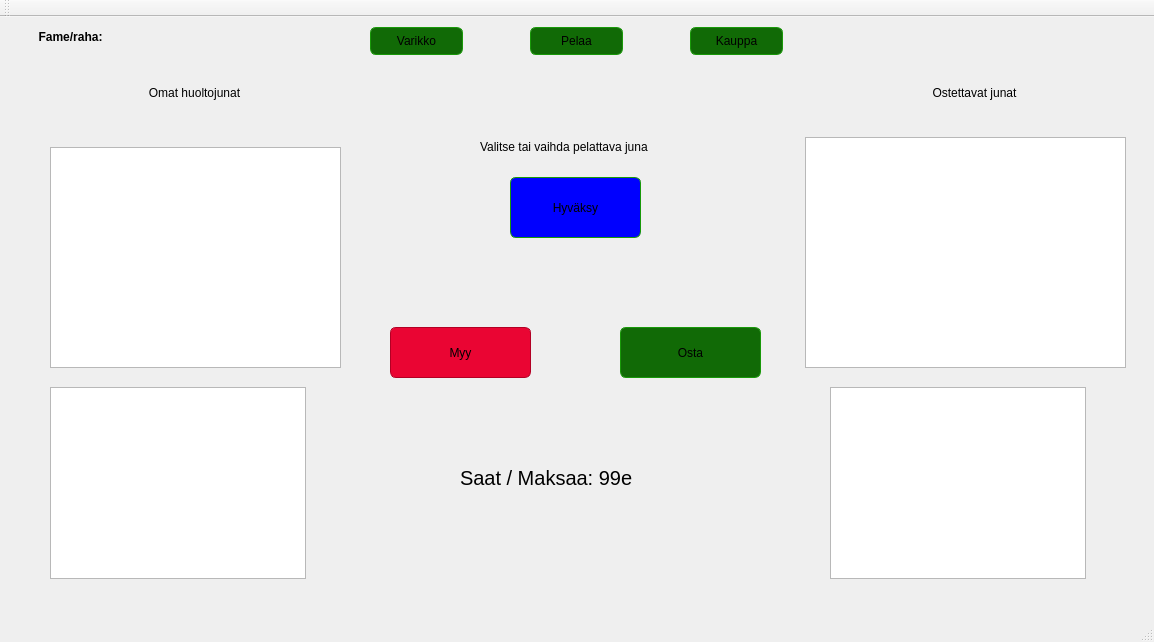
First picture: the form in TrainGame/TrainGame/mainwindow.ui, repository MilanFIN/TrainGame, before the edit.
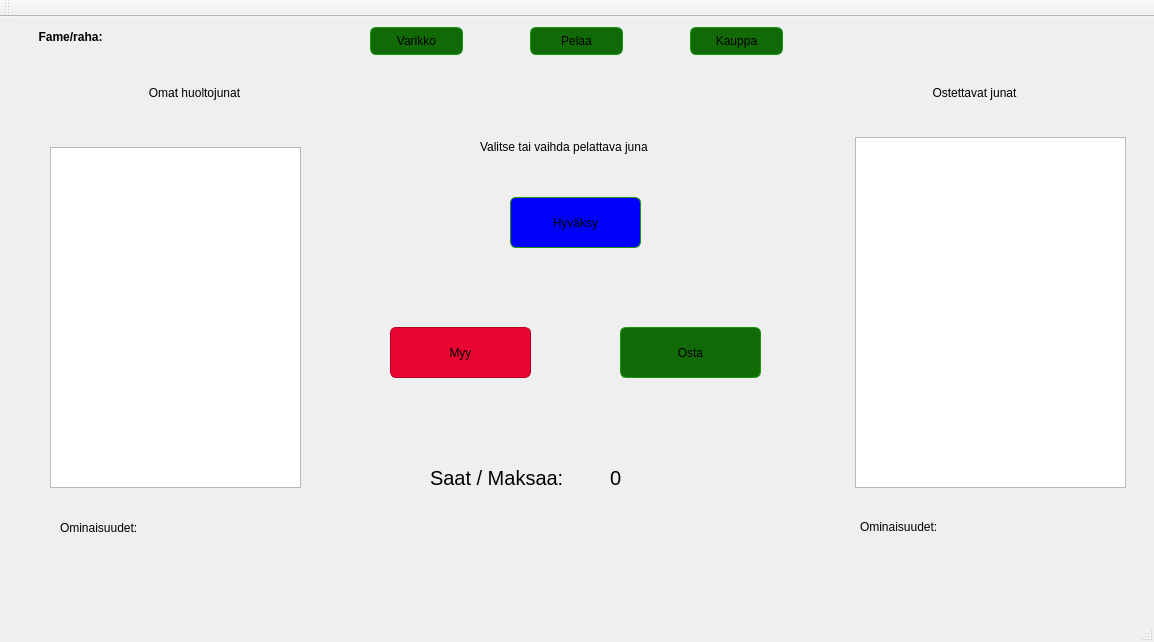
Second picture: the form after the edit.

Commit message: ui junan myynnin ja oston esimerkkitoiminta lisätty

Patch:
```diff
--- a/TrainGame/TrainGame/mainwindow.ui
+++ b/TrainGame/TrainGame/mainwindow.ui
@@ -327,13 +327,65 @@
        <set>Qt::AlignCenter</set>
       </property>
      </widget>
-     <widget class="QPushButton" name="setTrainButton">
+     <widget class="QListWidget" name="buyableTrainsListWidget">
+      <property name="geometry">
+       <rect>
+        <x>835</x>
+        <y>60</y>
+        <width>271</width>
+        <height>351</height>
+       </rect>
+      </property>
+     </widget>
+     <widget class="QListWidget" name="ownedTrainsListWidget">
+      <property name="geometry">
+       <rect>
+        <x>30</x>
+        <y>70</y>
+        <width>251</width>
+        <height>341</height>
+       </rect>
+      </property>
+     </widget>
+     <widget class="QLabel" name="valitseJunaLabel">
+      <property name="geometry">
+       <rect>
+        <x>460</x>
+        <y>60</y>
+        <width>191</width>
+        <height>20</height>
+       </rect>
+      </property>
+      <property name="text">
+       <string>Valitse tai vaihda pelattava juna</string>
+      </property>
+     </widget>
+     <widget class="QLabel" name="costsLabelText">
+      <property name="geometry">
+       <rect>
+        <x>410</x>
+        <y>370</y>
+        <width>181</width>
+        <height>61</height>
+       </rect>
+      </property>
+      <property name="font">
+       <font>
+        <family>MS Shell Dlg 2</family>
+        <pointsize>15</pointsize>
+       </font>
+      </property>
+      <property name="text">
+       <string>Saat / Maksaa:</string>
+      </property>
+     </widget>
+     <widget class="QPushButton" name="confirmButton">
       <property name="geometry">
        <rect>
         <x>490</x>
-        <y>100</y>
+        <y>120</y>
         <width>131</width>
-        <height>61</height>
+        <height>51</height>
        </rect>
       </property>
       <property name="styleSheet">
@@ -351,82 +403,81 @@
 background-color: #0000ff;
 background-color: qlineargradient(x1: 0, y1: 0, x2: 0, y2: 0.67, 
             stop: 0 #0000ff, stop: 1 #0000ff);
-}</string>
+}
+</string>
       </property>
       <property name="text">
        <string>Hyväksy</string>
       </property>
      </widget>
-     <widget class="QListWidget" name="buyableTrainsListWidget">
+     <widget class="QLabel" name="featuresTextOLabel">
       <property name="geometry">
        <rect>
-        <x>785</x>
-        <y>60</y>
-        <width>321</width>
-        <height>231</height>
+        <x>40</x>
+        <y>440</y>
+        <width>81</width>
+        <height>21</height>
        </rect>
       </property>
-     </widget>
-     <widget class="QListWidget" name="buyableDetailsListWidget">
-      <property name="geometry">
-       <rect>
-        <x>810</x>
-        <y>310</y>
-        <width>256</width>
-        <height>192</height>
-       </rect>
+      <property name="text">
+       <string>Ominaisuudet:</string>
       </property>
      </widget>
-     <widget class="QListWidget" name="ownedDetailsListWidget">
+     <widget class="QLabel" name="featuresTextBLabel">
       <property name="geometry">
        <rect>
-        <x>30</x>
-        <y>310</y>
-        <width>256</width>
-        <height>192</height>
+        <x>840</x>
+        <y>440</y>
+        <width>81</width>
+        <height>20</height>
        </rect>
       </property>
+      <property name="text">
+       <string>Ominaisuudet:</string>
+      </property>
      </widget>
-     <widget class="QListWidget" name="ownedListWidget">
+     <widget class="QLabel" name="featuresOLabel">
       <property name="geometry">
        <rect>
-        <x>30</x>
-        <y>70</y>
-        <width>291</width>
-        <height>221</height>
+        <x>134</x>
+        <y>440</y>
+        <width>171</width>
+        <height>20</height>
        </rect>
       </property>
+      <property name="text">
+       <string/>
+      </property>
      </widget>
-     <widget class="QLabel" name="valitseJunaLabel">
+     <widget class="QLabel" name="featuresBLabel">
       <property name="geometry">
        <rect>
-        <x>460</x>
-        <y>60</y>
-        <width>191</width>
+        <x>934</x>
+        <y>440</y>
+        <width>171</width>
         <height>20</height>
        </rect>
       </property>
       <property name="text">
-       <string>Valitse tai vaihda pelattava juna</string>
+       <string/>
       </property>
      </widget>
      <widget class="QLabel" name="label_2">
       <property name="geometry">
        <rect>
-        <x>440</x>
-        <y>370</y>
-        <width>231</width>
-        <height>61</height>
+        <x>590</x>
+        <y>380</y>
+        <width>131</width>
+        <height>41</height>
        </rect>
       </property>
       <property name="font">
        <font>
-        <family>Microsoft YaHei UI</family>
         <pointsize>15</pointsize>
        </font>
       </property>
       <property name="text">
-       <string>Saat / Maksaa: 99e</string>
+       <string>0</string>
       </property>
      </widget>
     </widget>
```
Left out of the diff: 2 changed lines with no effect on the pictures. The commit also changes 3 other files.
